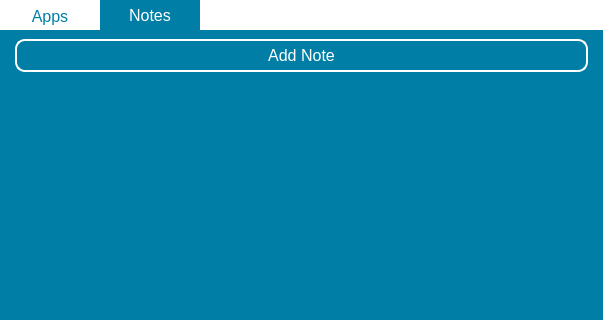
Above: ui files/Runner2-Main.ui from daniel-deru/Runner2 before the change; both pictures show x 0 to 603 and y 0 to 320 of the 603 by 531 pixel window. Below: the same form after it.
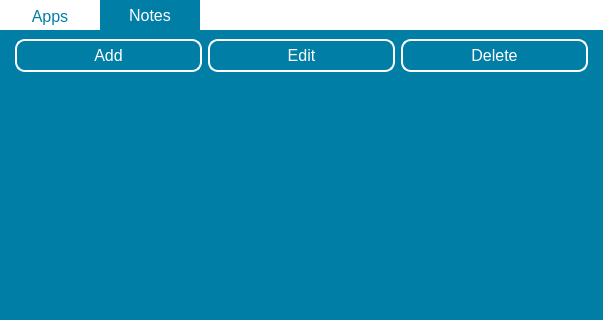
That is the form after the change.

The edit to the form file:
```diff
--- a/ui files/Runner2-Main.ui
+++ b/ui files/Runner2-Main.ui
@@ -199,7 +199,53 @@
 }</string>
            </property>
            <property name="text">
-            <string>Add Note</string>
+            <string>Add</string>
+           </property>
+          </widget>
+         </item>
+         <item>
+          <widget class="QPushButton" name="pushButton">
+           <property name="styleSheet">
+            <string notr="true">QPushButton {
+	color: white;
+	border: 2px solid white;
+	background-color: transparent;
+	padding: 5px;
+	font-size: 16px;
+	border-radius: 10px;
+}
+
+QPushButton:pressed {
+	color: #007EA6;
+	background-color: white;
+	border-color: #007EA6;
+}</string>
+           </property>
+           <property name="text">
+            <string>Edit</string>
+           </property>
+          </widget>
+         </item>
+         <item>
+          <widget class="QPushButton" name="pushButton_2">
+           <property name="styleSheet">
+            <string notr="true">QPushButton {
+	color: white;
+	border: 2px solid white;
+	background-color: transparent;
+	padding: 5px;
+	font-size: 16px;
+	border-radius: 10px;
+}
+
+QPushButton:pressed {
+	color: #007EA6;
+	background-color: white;
+	border-color: #007EA6;
+}</string>
+           </property>
+           <property name="text">
+            <string>Delete</string>
            </property>
           </widget>
          </item>
```
